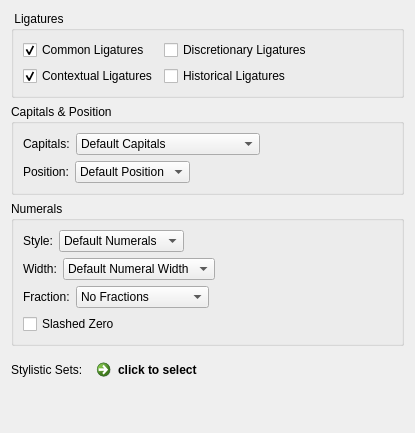
HOST-Oman/scribus, file scribus/ui/smfontfeaturesbase.ui: the form before one commit.
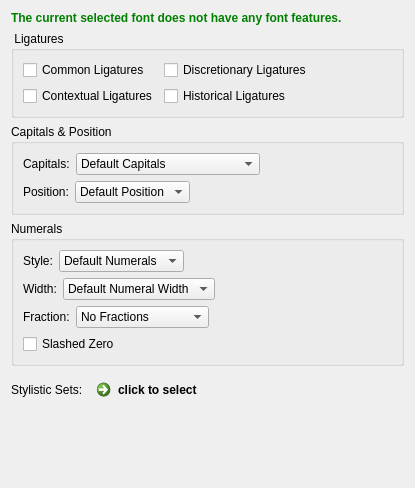
The form after the commit.

Commit message: display only Font features supported in Style manager

What changed in the file:
```diff
--- a/scribus/ui/smfontfeaturesbase.ui
+++ b/scribus/ui/smfontfeaturesbase.ui
@@ -7,13 +7,29 @@
     <x>0</x>
     <y>0</y>
     <width>415</width>
-    <height>433</height>
+    <height>488</height>
    </rect>
   </property>
   <property name="windowTitle">
    <string>Form</string>
   </property>
   <layout class="QVBoxLayout" name="verticalLayout_2">
+   <item>
+    <widget class="QLabel" name="statusLabel">
+     <property name="enabled">
+      <bool>true</bool>
+     </property>
+     <property name="text">
+      <string>&lt;html&gt;&lt;head/&gt;&lt;body&gt;&lt;p&gt;&lt;span style=&quot; font-weight:600; color:#008000;&quot;&gt;The current selected font does not have any font features.&lt;/span&gt;&lt;/p&gt;&lt;/body&gt;&lt;/html&gt;</string>
+     </property>
+     <property name="textFormat">
+      <enum>Qt::RichText</enum>
+     </property>
+     <property name="wordWrap">
+      <bool>true</bool>
+     </property>
+    </widget>
+   </item>
    <item>
     <widget class="QGroupBox" name="ligaturesGroupBox">
      <property name="title">
@@ -35,7 +51,7 @@
          <string>Common Ligatures</string>
         </property>
         <property name="checked">
-         <bool>true</bool>
+         <bool>false</bool>
         </property>
        </widget>
       </item>
@@ -73,7 +89,7 @@
          <string>Contextual Ligatures</string>
         </property>
         <property name="checked">
-         <bool>true</bool>
+         <bool>false</bool>
         </property>
         <property name="autoRepeat">
          <bool>false</bool>
@@ -112,7 +128,13 @@
     </widget>
    </item>
    <item>
-    <widget class="QGroupBox" name="groupBox">
+    <widget class="QGroupBox" name="capitalsGroupBox">
+     <property name="sizePolicy">
+      <sizepolicy hsizetype="Preferred" vsizetype="Maximum">
+       <horstretch>0</horstretch>
+       <verstretch>0</verstretch>
+      </sizepolicy>
+     </property>
      <property name="title">
       <string>Capitals &amp;&amp; Position</string>
      </property>
@@ -233,6 +255,12 @@
    </item>
    <item>
     <widget class="QGroupBox" name="numeralsGroupBox">
+     <property name="sizePolicy">
+      <sizepolicy hsizetype="Preferred" vsizetype="Maximum">
+       <horstretch>0</horstretch>
+       <verstretch>0</verstretch>
+      </sizepolicy>
+     </property>
      <property name="title">
       <string>Numerals</string>
      </property>
```
The commit also changes 6 other files.
